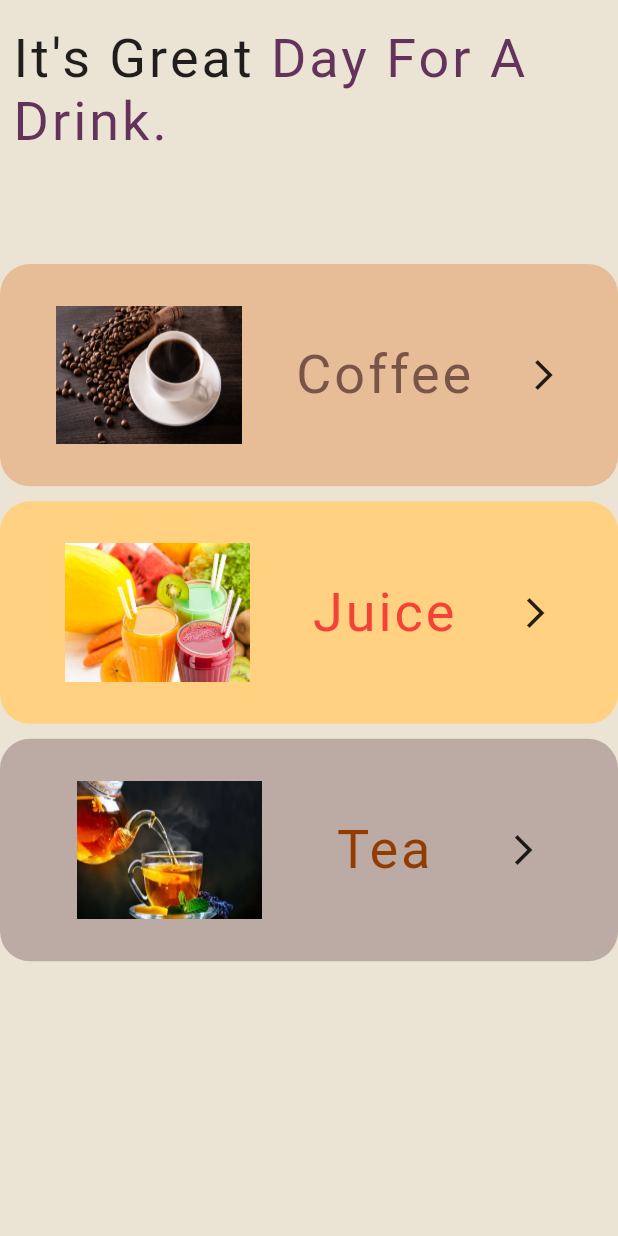
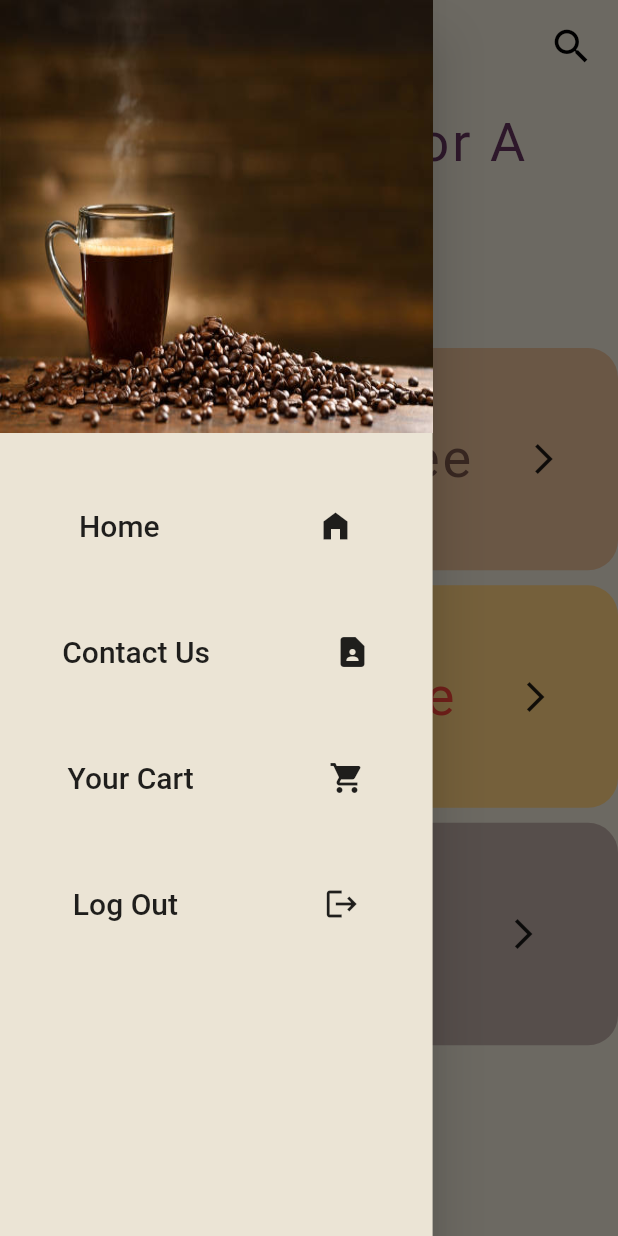
Before and after one commit to mo7amedaliEbaid/Coffee-Shop-Getx, a Flutter app: the HomeScreen screen opened by its route, with the side drawer open (before the commit the screen has no drawer), on a phone screen of 412 x 824 dp. Run offline on Flutter 3.47's test engine with Material 2 defaults, Android fonts, the light colour scheme and no system bars; our stand-ins replace badges, get, get_storage; accounts and stored records are empty.

Commit message:
commit11

```diff
--- a/coffee_shop_getx/lib/consts/app_constants.dart
+++ b/coffee_shop_getx/lib/consts/app_constants.dart
@@ -21,34 +21,28 @@ class Appconstants {
   ];
 
 
-  static List<Map<String, Object>> titleslist = [
+  static List<Map<String, String>> socialist = [
     {
-      'title': 'Home',
+      'name': 'Facebook',
+      'url': 'https://www.facebook.com/',
+      'img': 'images/social/face.png',
     },
     {
-      'title': 'My Orders',
+      'name': 'WhatsApp',
+      'url': 'https://web.whatsapp.com/',
+      'img': 'images/social/what.png',
     },
     {
-      'title': 'My Profile',
+      'name': 'Gmail',
+      'url': 'https://www.google.com/gmail/about/',
+      'img': 'images/social/gma.png',
     },
     {
-      'title': 'Settings',
+      'url': 'https://www.instagram.com/',
+      'name': 'Instgram',
+      'img': 'images/social/Instagram-Icon.png',
+
     },
   ];
 
-
-  static List<Map<String, IconData>> icons = [
-    {
-      'icon': Icons.home_filled,
-    },
-    {
-      'icon': Icons.bookmark_border,
-    },
-    {
-      'icon': Icons.person_pin,
-    },
-    {
-      'icon': Icons.settings,
-    },
-  ];
 }
--- a/coffee_shop_getx/lib/controllers/order_controller.dart
+++ b/coffee_shop_getx/lib/controllers/order_controller.dart
@@ -99,7 +99,6 @@ class OrderController extends GetxController {
 
   void removeSelectedItemFromCart(int id) {
     cartlist.removeWhere((Drink selectedItem) => selectedItem.id == id);
-  //  _totalPrice.value == 0;
     List<Map<String, dynamic>> items_cart =
         cartlist.map((Drink e) => e.toJson()).toList();
     showSuccessSnackBar(
@@ -127,10 +126,7 @@ class OrderController extends GetxController {
     super.onReady();
   }
 
-  void logout() {
-    box.erase();
-    Get.offAllNamed('/splash');
-  }
+
 
   @override
   void onInit() {
--- /dev/null
+++ b/coffee_shop_getx/lib/controllers/search_controller.dart
@@ -0,0 +1,30 @@
+import 'package:coffee_shop_get/dummy_data/dummy_data.dart';
+import 'package:get/get.dart';
+
+import '../models/drink_model.dart';
+
+class SearchController extends GetxController {
+  RxList<Drink> _alldrinkslist = [...coffeelist, ...juicelist, ...tealist].obs;
+  List<Drink> searchedfordrinks = [];
+  var _isearching = 0.obs;
+
+  get getSearchingState => _isearching.value;
+
+
+  setSearchingstate(val) {
+    _isearching.value = val;
+  }
+  List<Drink> getsearchedlist(userInputValue) {
+    searchedfordrinks = _alldrinkslist
+        .where(
+            (e) => e.name.toLowerCase().contains(userInputValue.toLowerCase()))
+        .toList();
+    print(
+        "llllllllllllength==${_alldrinkslist.length.toString()}");
+    return searchedfordrinks;
+  }
+
+  /*bool issearching(){
+    return true;
+  }*/
+}
--- a/coffee_shop_getx/lib/controllers/tea_controller.dart
+++ b/coffee_shop_getx/lib/controllers/tea_controller.dart
@@ -1,59 +1,17 @@
 import 'package:coffee_shop_get/consts/app_constants.dart';
+import 'package:coffee_shop_get/dummy_data/dummy_data.dart';
 import 'package:get/get.dart';
-
 import '../models/drink_model.dart';
-import '../view/screens/order_screen.dart';
 
 class TeaController extends GetxController {
-  var _teaList = <Drink>[].obs;
+  RxList<Drink> _teaList = <Drink>[].obs;
 
-  List<Drink> get getteaList => _teaList;
+  RxList<Drink> get getteaList => _teaList;
 
   @override
   void onInit() {
     super.onInit();
-    var list = [
-      Drink(
-        id: 14,
-        name: 'Black',
-        icon: 'images/tea/black.jpg',
-        price: 9.25,
-        qty: 0,
-        cupsize: 0,
-      ),
-      Drink(
-        id: 15,
-        name: 'Ice',
-        icon: 'images/tea/ice.jpg',
-        price: 11.00,
-        qty: 0,
-        cupsize: 0,
-      ),
-      Drink(
-        id: 16,
-        name: 'Green',
-        icon: 'images/tea/green.jpg',
-        price: 8.20,
-        qty: 0,
-        cupsize: 0,
-      ),
-      Drink(
-        id: 17,
-        name: 'Herbal',
-        icon: 'images/tea/herbal.jpg',
-        price: 14.66,
-        qty: 0,
-        cupsize: 0,
-      ),
-      Drink(
-        id: 18,
-        name: 'White',
-        icon: 'images/tea/white.jpg',
-        price: 10.55,
-        qty: 0,
-        cupsize: 0,
-      ),
-    ];
+    List<Drink> list=tealist;
     _teaList.addAll(list);
   }
 
--- /dev/null
+++ b/coffee_shop_getx/lib/dummy_data/dummy_data.dart
@@ -0,0 +1,156 @@
+import '../models/drink_model.dart';
+
+List<Drink> coffeelist = <Drink>[
+  Drink(
+    id: 1,
+    name: 'Espresso',
+    icon: 'images/coffee/esep.jpg',
+    price: 15.25,
+    qty: 0,
+    cupsize: 0,
+  ),
+  Drink(
+    id: 2,
+    name: 'Cappuccino',
+    icon: 'images/coffee/capu.jpeg',
+    price: 18.00,
+    qty: 0,
+    cupsize: 0,
+  ),
+  Drink(
+    id: 3,
+    name: 'Macchiato',
+    icon: 'images/coffee/machito.jpg',
+    price: 22.20,
+    qty: 0,
+    cupsize: 0,
+  ),
+  Drink(
+    id: 4,
+    name: 'Mocha',
+    icon: 'images/coffee/mocha.jpg',
+    price: 24.66,
+    qty: 0,
+    cupsize: 0,
+  ),
+  Drink(
+    id: 5,
+    name: 'Latte',
+    icon: 'images/coffee/latte.jpg',
+    price: 30.55,
+    qty: 0,
+    cupsize: 0,
+  ),
+  Drink(
+    id: 6,
+    name: 'Americano',
+    icon: 'images/coffee/americano.jpg',
+    price: 45.55,
+    qty: 0,
+    cupsize: 0,
+  ),
+  Drink(
+    id: 7,
+    name: 'Doppio',
+    icon: 'images/coffee/doppio.jpg',
+    price: 25.99,
+    qty: 0,
+    cupsize: 0,
+  ),
+];
+
+
+List<Drink> juicelist = <Drink>[
+  Drink(
+    id: 8,
+    name: 'Orange',
+    icon: 'images/juice/orange.jpeg',
+    price: 15.25,
+    qty: 0,
+    cupsize: 0,
+  ),
+  Drink(
+    id: 9,
+    name: 'Mango',
+    icon: 'images/juice/mango.jpg',
+    price: 18.00,
+    qty: 0,
+    cupsize: 0,
+  ),
+  Drink(
+    id: 10,
+    name: 'Apple',
+    icon: 'images/juice/apple.jpg',
+    price: 22.20,
+    qty: 0,
+    cupsize: 0,
+  ),
+  Drink(
+    id: 11,
+    name: 'Watermelon',
+    icon: 'images/juice/waterme.jpg',
+    price: 24.66,
+    qty: 0,
+    cupsize: 0,
+  ),
+  Drink(
+    id: 12,
+    name: 'Strawberries',
+    icon: 'images/juice/strawb.jpeg',
+    price: 30.55,
+    qty: 0,
+    cupsize: 0,
+  ),
+  Drink(
+    id: 13,
+    name: 'Pear',
+    icon: 'images/juice/pear.jpg',
+    price: 45.55,
+    qty: 0,
+    cupsize: 0,
+  ),
+];
+
+
+List<Drink> tealist = <Drink>[
+  Drink(
+    id: 14,
+    name: 'Black',
+    icon: 'images/tea/black.jpg',
+    price: 9.25,
+    qty: 0,
+    cupsize: 0,
+  ),
+  Drink(
+    id: 15,
+    name: 'Ice',
+    icon: 'images/tea/ice.jpg',
+    price: 11.00,
+    qty: 0,
+    cupsize: 0,
+  ),
+  Drink(
+    id: 16,
+    name: 'Green',
+    icon: 'images/tea/green.jpg',
+    price: 8.20,
+    qty: 0,
+    cupsize: 0,
+  ),
+  Drink(
+    id: 17,
+    name: 'Herbal',
+    icon: 'images/tea/herbal.jpg',
+    price: 14.66,
+    qty: 0,
+    cupsize: 0,
+  ),
+  Drink(
+    id: 18,
+    name: 'White',
+    icon: 'images/tea/white.jpg',
+    price: 10.55,
+    qty: 0,
+    cupsize: 0,
+  ),
+];
--- a/coffee_shop_getx/lib/view/screens/coffee_screen.dart
+++ b/coffee_shop_getx/lib/view/screens/coffee_screen.dart
@@ -1,4 +1,3 @@
-import 'package:coffee_shop_get/controllers/cart_controller.dart';
 import 'package:flutter/material.dart';
 import 'package:get/get.dart';
 import 'package:get_storage/get_storage.dart';
--- a/coffee_shop_getx/lib/view/screens/home_screen.dart
+++ b/coffee_shop_getx/lib/view/screens/home_screen.dart
@@ -1,10 +1,14 @@
+import 'package:coffee_shop_get/controllers/search_controller.dart';
 import 'package:coffee_shop_get/view/widgets/greatday_widget.dart';
 import 'package:flutter/material.dart';
 import 'package:get/get.dart';
 import 'package:get/get_core/src/get_main.dart';
 import '../../consts/app_constants.dart';
 import '../../consts/global_constants.dart';
+import '../widgets/animated_searchbar_widget.dart';
+import '../widgets/drawer_widget.dart';
 import '../widgets/greatday_widget.dart';
+import '../widgets/searchbody_widget.dart';
 
 class HomeScreen extends StatelessWidget {
   HomeScreen({Key? key}) : super(key: key);
@@ -13,6 +17,7 @@ class HomeScreen extends StatelessWidget {
   final String cat1 = "Coffee";
   final String cat2 = "Juice";
   final String cat3 = "Tea";
+  final _scaffoldKey = GlobalKey<ScaffoldState>();
 
   @override
   Widget build(BuildContext context) {
@@ -31,30 +36,54 @@ class HomeScreen extends StatelessWidget {
           letterSpacing: 2.0,
           fontSize: 36.0,
         );
+    SearchController _searchcontroller = Get.put(SearchController());
     return Scaffold(
       backgroundColor: homescafold_color,
-      body: SafeArea(
+      key: _scaffoldKey,
+      appBar: AppBar(
+        backgroundColor: homescafold_color,
+        elevation: 0.0,
+        bottomOpacity: 0.0,
+        leading: IconButton(
+          onPressed: () => _scaffoldKey.currentState?.openDrawer(),
+          icon: Icon(
+            Icons.sort,
+            size: 35.0,
+            color: Colors.black,
+          ),
+        ),
+        actions: [
+          AnimatedSearchBar(),
+        ],
+      ),
+      drawerScrimColor: Colors.black54,
+      drawer: MyDrawer(),
+      body: _searchcontroller.getSearchingState == 1
+          ? Searchbody()
+          : SingleChildScrollView(
               child: Column(
                 children: [
                   kSizedBox,
                   greatday(context, title, hometitle_color),
-            SizedBox(height: MediaQuery.of(context).size.height*.08,),
+                  SizedBox(
+                    height: MediaQuery.of(context).size.height * .08,
+                  ),
                   InkWell(
                     onTap: () => Get.toNamed(Appconstants.coffeeroute),
-              child: buildcategorytile(context, Appconstants.catsimgs[0], cat1,
-                  coffeestyle!, authbackcolor),
+                    child: buildcategorytile(context, Appconstants.catsimgs[0],
+                        cat1, coffeestyle!, authbackcolor),
                   ),
                   kSizedBox,
                   InkWell(
                     onTap: () => Get.toNamed(Appconstants.juiceroute),
-              child: buildcategorytile(context, Appconstants.catsimgs[1], cat2,
-                  juicestyle!, Colors.orangeAccent.shade100),
+                    child: buildcategorytile(context, Appconstants.catsimgs[1],
+                        cat2, juicestyle!, Colors.orangeAccent.shade100),
                   ),
                   kSizedBox,
                   InkWell(
                     onTap: () => Get.toNamed(Appconstants.tearoute),
-              child: buildcategorytile(context, Appconstants.catsimgs[2], cat3,
-                  teastyle!, Colors.brown.shade200),
+                    child: buildcategorytile(context, Appconstants.catsimgs[2],
+                        cat3, teastyle!, Colors.brown.shade200),
                   ),
                 ],
               ),
--- a/coffee_shop_getx/lib/view/widgets/animated_searchbar_widget.dart
+++ b/coffee_shop_getx/lib/view/widgets/animated_searchbar_widget.dart
@@ -1,5 +1,11 @@
+import 'package:coffee_shop_get/controllers/juice_controller.dart';
+import 'package:coffee_shop_get/controllers/search_controller.dart';
+import 'package:coffee_shop_get/controllers/tea_controller.dart';
 import 'package:flutter/cupertino.dart';
 import 'package:flutter/material.dart';
+import 'package:get/get.dart';
+
+import '../../controllers/coffee_controller.dart';
 
 class AnimatedSearchBar extends StatefulWidget {
   @override
@@ -8,10 +14,12 @@ class AnimatedSearchBar extends StatefulWidget {
 
 class _AnimatedSearchBarState extends State<AnimatedSearchBar> {
   bool _folded = true;
-
+  TextEditingController _textEditingController=TextEditingController();
   @override
   Widget build(BuildContext context) {
     final mediaQuery = MediaQuery.of(context).size;
+    SearchController _searchController=Get.put(SearchController());
+
     return AnimatedContainer(
       duration: Duration(milliseconds: 400),
       width: _folded ? mediaQuery.width * 0.5 : mediaQuery.width * 0.75,
@@ -23,11 +31,18 @@ class _AnimatedSearchBarState extends State<AnimatedSearchBar> {
               padding: EdgeInsets.only(left: 16.0),
               child: !_folded
                   ? TextField(
+                controller: _textEditingController,
                       decoration: InputDecoration(
                         hintText: 'Search...',
                         hintStyle: Theme.of(context).textTheme.headline6,
                         border: InputBorder.none,
                       ),
+                onChanged: (searchedvalue){
+                  searchedvalue=_textEditingController.text.toString().trim();
+                  _searchController.getsearchedlist(searchedvalue);
+                  print(_searchController.searchedfordrinks.first.name.toString());
+                  _searchController.setSearchingstate(1);
+                },
                     )
                   : null,
             ),
@@ -50,11 +65,31 @@ class _AnimatedSearchBarState extends State<AnimatedSearchBar> {
                 },
                 child: Padding(
                   padding: const EdgeInsets.all(16.0),
-                  child: Icon(
-                    _folded ? Icons.search : Icons.close,
+                  child:_folded ? Icon(
+                      Icons.search ,
                     size: 30,
                     color: Colors.black,
-                  ),
+                  ):InkWell(
+                    onTap: (){
+                      setState(() {
+                        _folded = !_folded;
+                        _searchController.setSearchingstate(0);
+                        _textEditingController.clear();
+                      });
+
+                    },
+                    child: Container(
+                      margin: EdgeInsets.fromLTRB(0, 0, 20, 12),
+                      height: 10,
+                      width: 10,
+                      decoration: BoxDecoration(
+                        shape: BoxShape.circle,
+                      ),
+                      child: Center(
+                        child: Icon(Icons.close,size: 30,color: Colors.black,),
+                      ),
+                    ),
+                  )
                 ),
               ),
             ),
--- a/coffee_shop_getx/lib/view/widgets/drawer_widget.dart
+++ b/coffee_shop_getx/lib/view/widgets/drawer_widget.dart
@@ -2,14 +2,21 @@ import 'package:coffee_shop_get/consts/global_constants.dart';
 import 'package:flutter/cupertino.dart';
 import 'package:flutter/material.dart';
 import 'package:get/get.dart';
+import 'package:get_storage/get_storage.dart';
 
 import '../../consts/app_constants.dart';
-import '../screens/home_screen.dart';
 
 class MyDrawer extends StatelessWidget {
+  GetStorage box = GetStorage();
+
   @override
   Widget build(BuildContext context) {
     Size size = MediaQuery.of(context).size;
+    void _logout() {
+      box.erase();
+      Get.offAllNamed(Appconstants.splashroute);
+    }
+
     return Drawer(
       width: size.width * .7,
       backgroundColor: homescafold_color,
@@ -24,13 +31,17 @@ class MyDrawer extends StatelessWidget {
           kSizedBox,
           kSizedBox,
           InkWell(
-              onTap: () => Get.toNamed(Appconstants.contactroute),
+              onTap: () => Get.toNamed(Appconstants.homeroute),
               child: buildrawertile(context, "Home", Icons.home_filled)),
           InkWell(
               onTap: () => Get.toNamed(Appconstants.contactroute),
               child: buildrawertile(context, "Contact Us", Icons.contact_page)),
-          buildrawertile(context, "Your Cart", Icons.shopping_cart),
-          buildrawertile(context, "Log Out", Icons.logout),
+          InkWell(
+              onTap: () => Get.toNamed(Appconstants.cartroute),
+              child: buildrawertile(context, "Your Cart", Icons.shopping_cart)),
+          InkWell(
+              onTap: () => _logout(),
+              child: buildrawertile(context, "Log Out", Icons.logout)),
         ],
       ),
     );
```
Also changed, not shown: coffee_shop_getx/lib/controllers/coffee_controller.dart (+2 -58 lines), coffee_shop_getx/lib/controllers/juice_controller.dart (+4 -46 lines), coffee_shop_getx/lib/view/screens/contactus_screen.dart (+32 -4 lines), coffee_shop_getx/lib/view/widgets/searchbody_widget.dart (added, +14 -0 lines). Lines whose indentation alone changed are shown as unchanged.
